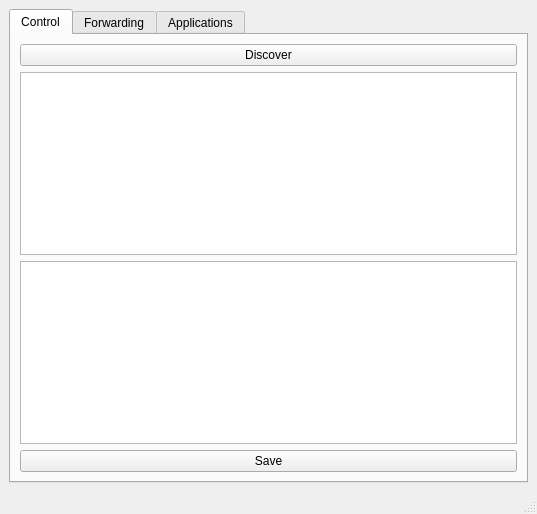
Before: the Qt Designer form PythonMDNSTest/gui.ui in p-sanches/somabits, drawn with Qt 5.
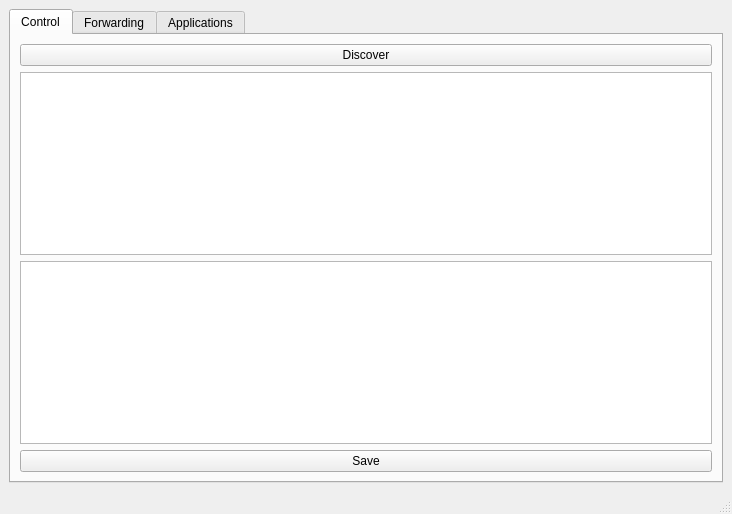
After: the same form once the commit is applied. Icons and pictures are not drawn.

The edit to the form file:
```diff
--- a/PythonMDNSTest/gui.ui
+++ b/PythonMDNSTest/gui.ui
@@ -6,7 +6,7 @@
    <rect>
     <x>0</x>
     <y>0</y>
-    <width>537</width>
+    <width>732</width>
     <height>514</height>
    </rect>
   </property>
```
Left out of the diff: 6 changed lines with no effect on the pictures.
